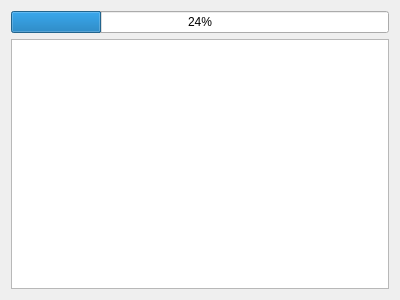
Qt form WizardUI/generationpage.ui (SergeyPoklonov/OMPDevelopers) before a commit.
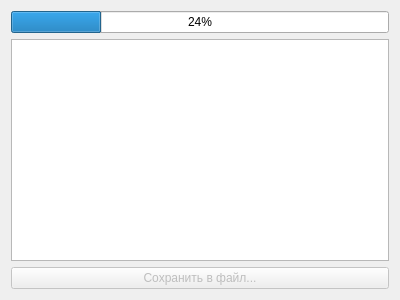
The same form after that commit.

Commit message: Разработка сохранения HTML файла

Patch:
```diff
--- a/WizardUI/generationpage.ui
+++ b/WizardUI/generationpage.ui
@@ -31,6 +31,16 @@
      </property>
     </widget>
    </item>
+   <item>
+    <widget class="QPushButton" name="generateHTMLButton">
+     <property name="enabled">
+      <bool>false</bool>
+     </property>
+     <property name="text">
+      <string>Сохранить в файл...</string>
+     </property>
+    </widget>
+   </item>
   </layout>
  </widget>
  <resources/>
```
The commit also changes 10 other files.
